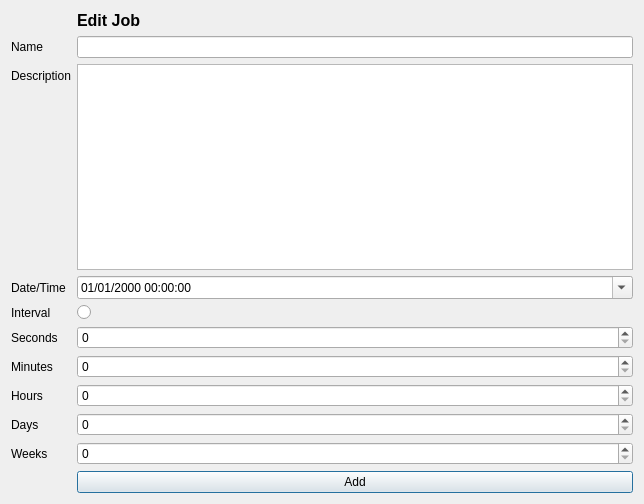
Before: the Qt Designer form GUI/Aslab_EditJob.ui in KivlanRB/GoldenRetriever, drawn with Qt 5.
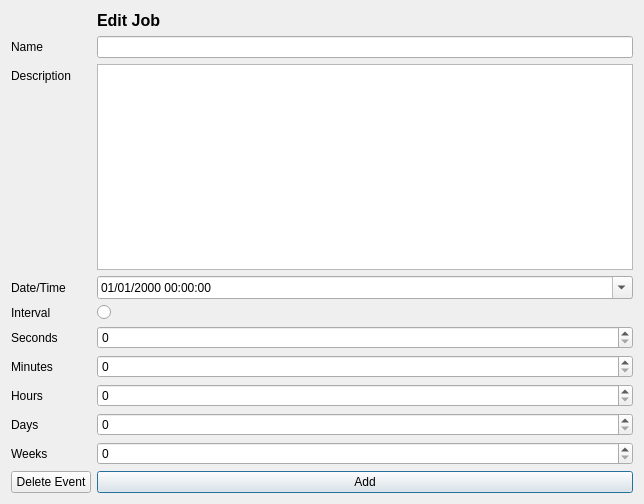
After: the same form once the commit is applied.

```diff
--- a/GUI/Aslab_EditJob.ui
+++ b/GUI/Aslab_EditJob.ui
@@ -139,6 +139,13 @@
        </property>
       </widget>
      </item>
+     <item row="10" column="0">
+      <widget class="QPushButton" name="deleteJobBtn">
+       <property name="text">
+        <string>Delete Event</string>
+       </property>
+      </widget>
+     </item>
     </layout>
    </item>
   </layout>
```
Left out of the diff: 2 changed lines with no effect on the pictures.
